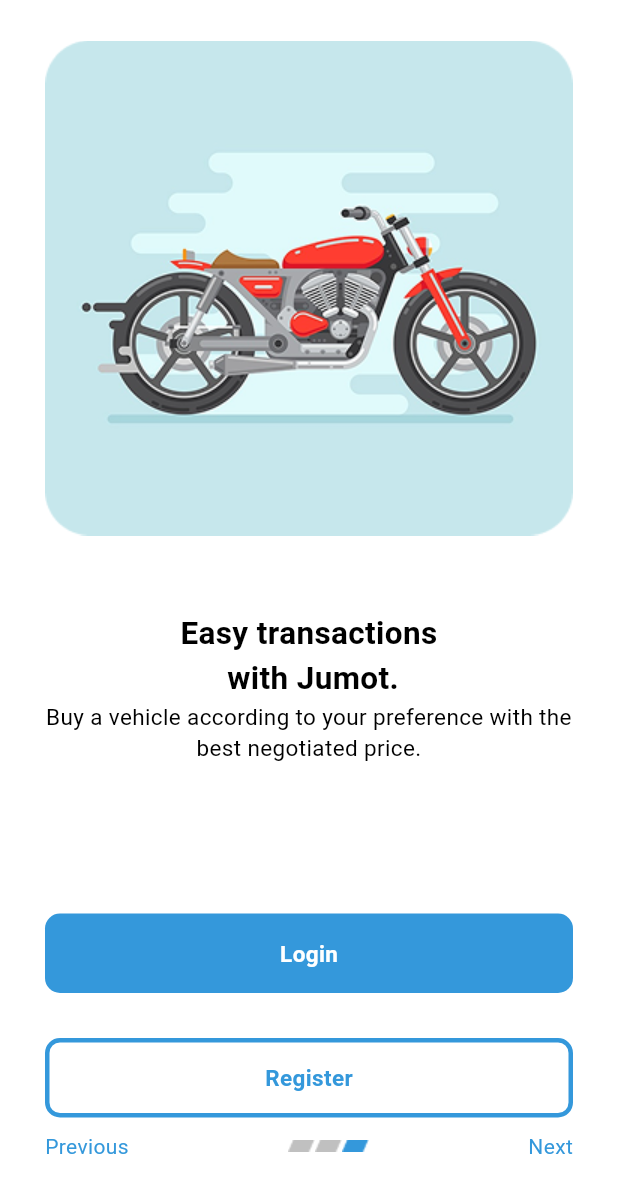
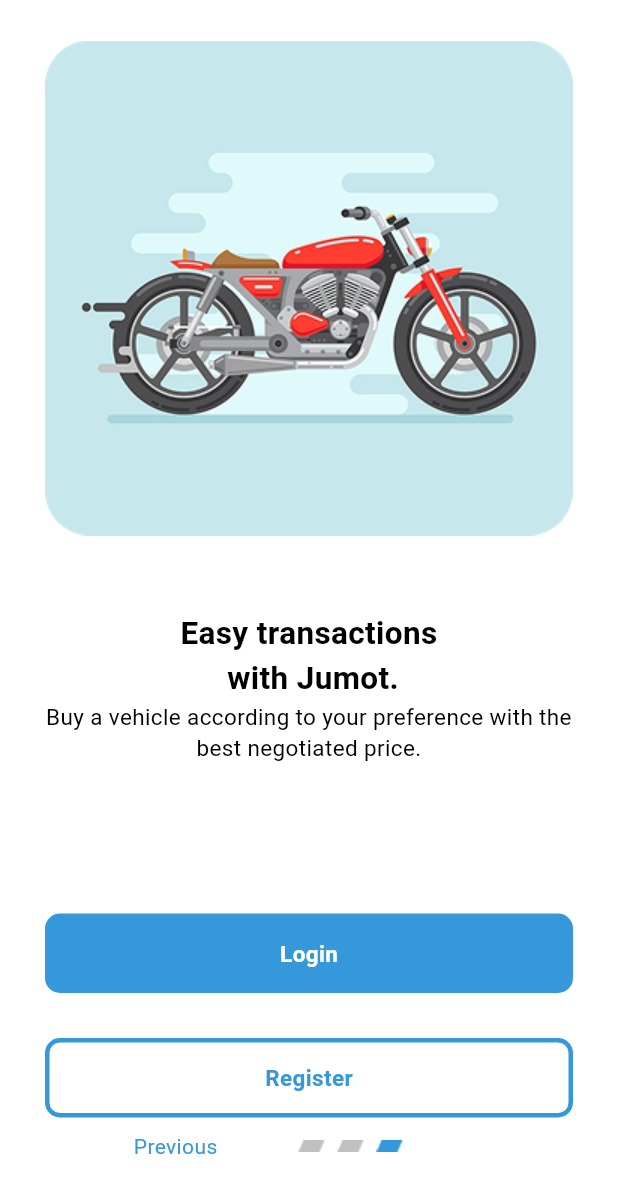
Before and after one commit to Michaelkinginfosec/auth_app_firebase, a Flutter app: the screen it shows after launch, swiped to page 3, on a phone screen of 412 x 824 dp. Shown: the top 1193 px of the screen. Run offline on Flutter 3.47's test engine with Material 3 defaults, Android fonts, the phone set to English and light mode, and no system bars; our stand-ins replace go_router.

Commit message:
latest update

```diff
--- a/lib/feature/onboarding/presentation/views/onboarding_screen.dart
+++ b/lib/feature/onboarding/presentation/views/onboarding_screen.dart
@@ -7,19 +7,19 @@
 
 class OnboardingScreen extends StatefulWidget {
   const OnboardingScreen({super.key});
+
   @override
   State<OnboardingScreen> createState() => _OnboardingScreenState();
 }
 
 class _OnboardingScreenState extends State<OnboardingScreen> {
   final PageController _pageController = PageController();
-
   int _currenPage = 0;
 
   @override
   void dispose() {
+    _pageController.dispose();
     super.dispose();
-    _pageController.dispose();
   }
 
   @override
@@ -41,62 +41,54 @@
               children: [FirstScreen(), SecondScreen(), ThirdScreen()],
             ),
           ),
+          Padding(
+            padding: const EdgeInsets.symmetric(horizontal: 30),
+            child: Row(
+              mainAxisAlignment: MainAxisAlignment.center,
+              children: [
+                if (_currenPage > 0)
                   GestureDetector(
                     onTap: () {
-              if (_currenPage < 2) {
-                _pageController.animateToPage(
-                  _currenPage + 1,
+                      _pageController.previousPage(
                         duration: Duration(milliseconds: 300),
                         curve: Curves.easeIn,
                       );
-              }
-              // else {
-              //   _pageController.animateToPage(
-              //     _currenPage - 1,
-              //     duration: Duration(milliseconds: 300),
-              //     curve: Curves.easeIn,
-              //   );
-              // }
                     },
-            child: Padding(
-              padding: const EdgeInsets.symmetric(horizontal: 30),
-              child: Row(
-                mainAxisAlignment: MainAxisAlignment.start,
-                children: [
-                  Text(
+                    child: Text(
                       "Previous",
-                    style: TextStyle(
-                      color: _currenPage == 2 ? AppColor.blue : AppColor.white,
+                      style: TextStyle(color: AppColor.blue),
                     ),
                   ),
-                  Spacer(),
+                AppSize.fiftyWidth,
                 Row(
                   mainAxisAlignment: MainAxisAlignment.center,
                   children: List.generate(3, (int index) {
-                      return Image.asset(
+                    return Padding(
+                      padding: const EdgeInsets.symmetric(horizontal: 4),
+                      child: Image.asset(
                         "assets/images/ova.png",
                         color:
                             _currenPage == index
                                 ? AppColor.blue
                                 : AppColor.grey,
+                      ),
                     );
                   }),
                 ),
-                  Spacer(),
-                  Text(
-                    "Next",
-                    style: TextStyle(
-                      color:
-                          (_currenPage < 2 && _currenPage > 0)
-                              ? AppColor.blue
-                              : AppColor.blue,
-                    ),
+                AppSize.fiftyWidth,
+                if (_currenPage < 2)
+                  GestureDetector(
+                    onTap: () {
+                      _pageController.nextPage(
+                        duration: Duration(milliseconds: 300),
+                        curve: Curves.easeIn,
+                      );
+                    },
+                    child: Text("Next", style: TextStyle(color: AppColor.blue)),
                   ),
               ],
             ),
           ),
-          ),
-
           AppSize.fifty,
         ],
       ),
```
Lines whose indentation alone changed are shown as unchanged.
